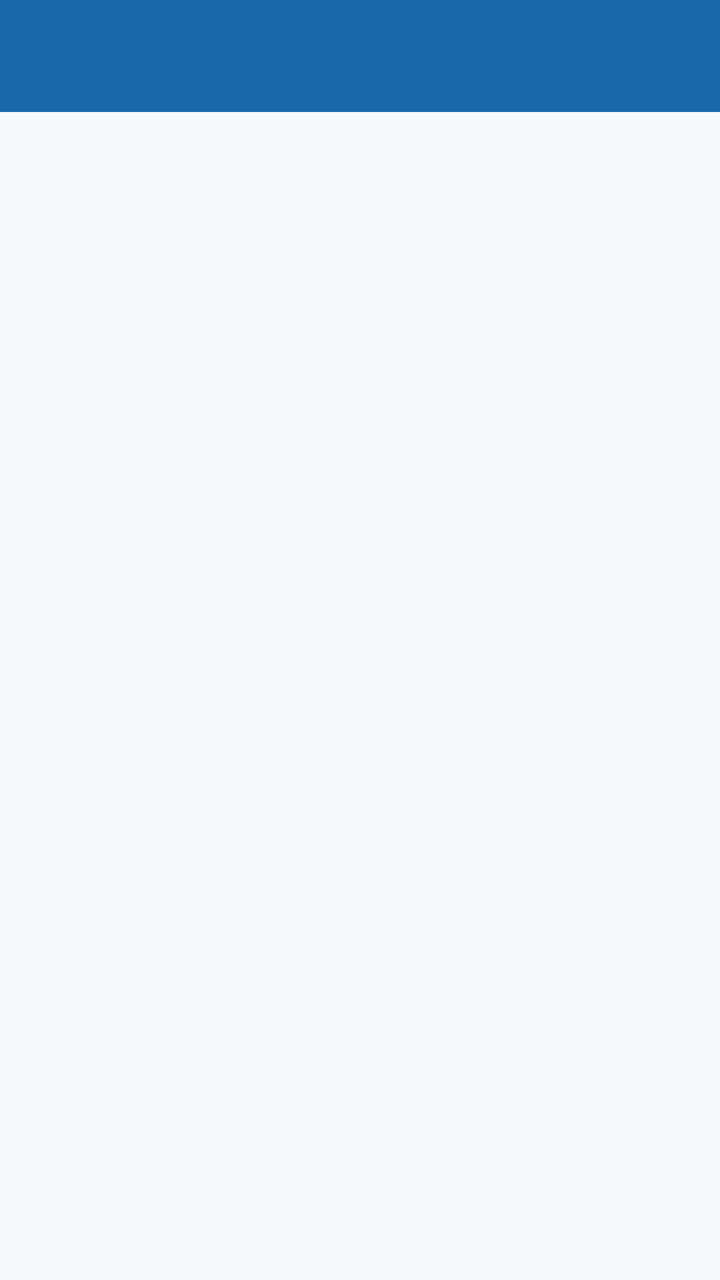
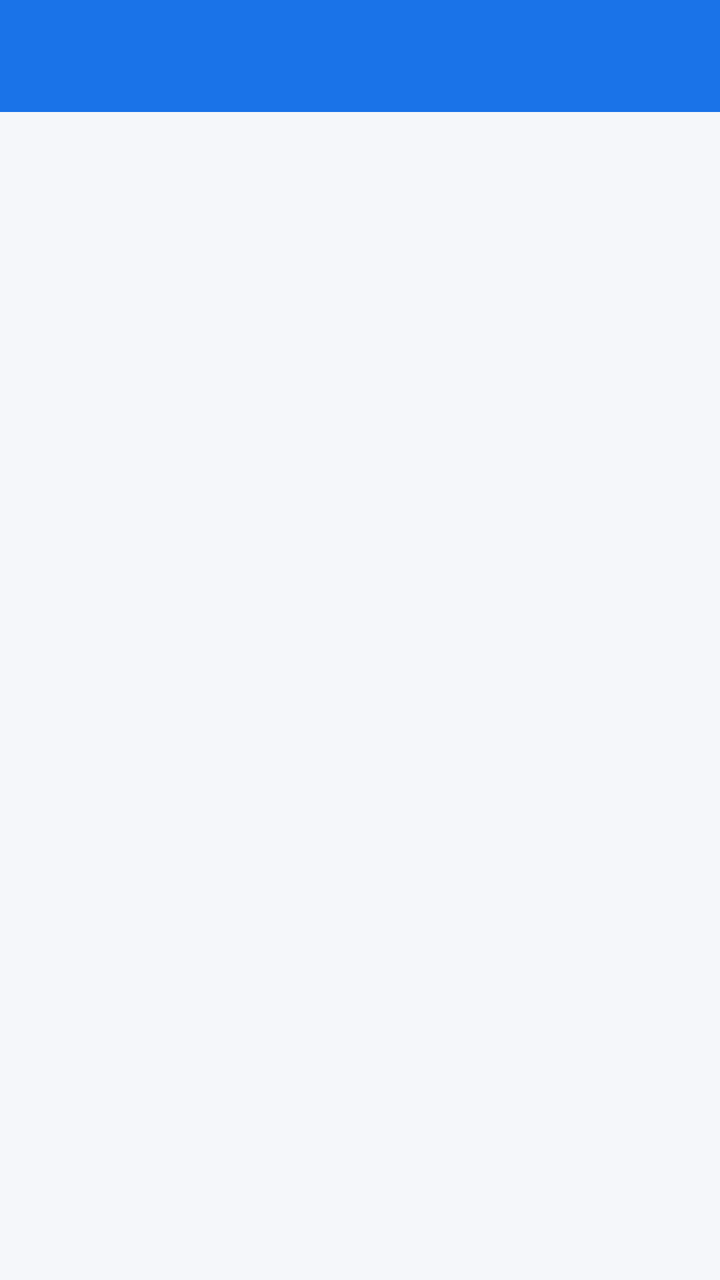

Before-and-after screenshots of an Android layout around one commit, followed by the original layout XML and the change that was made.
<!-- AndroidManifest.xml: application theme Theme.ClassManager -->
<!-- res/layout/activity_container.xml -->
<?xml version="1.0" encoding="utf-8"?>
<LinearLayout xmlns:android="http://schemas.android.com/apk/res/android"
    android:layout_width="match_parent"
    android:layout_height="match_parent"
    android:orientation="vertical">
    <androidx.appcompat.widget.Toolbar
        android:id="@+id/toolbar"
        android:layout_width="match_parent"
        android:layout_height="?attr/actionBarSize"
        android:background="@color/primary"
        android:theme="@style/ThemeOverlay.AppCompat.Dark.ActionBar" />
    <FrameLayout
        android:id="@+id/content"
        android:layout_width="match_parent"
        android:layout_height="0dp"
        android:layout_weight="1" />
</LinearLayout>
<!-- resources referenced by this layout -->
<resources>
  <color name="primary">#1769AA</color>
  <style name="Theme.ClassManager" parent="Theme.AppCompat.Light.NoActionBar">
          <item name="colorPrimary">@color/primary</item>
          <item name="colorPrimaryDark">@color/primary_dark</item>
          <item name="colorAccent">@color/accent</item>
          <item name="android:fontFamily">sans</item>
          <item name="android:windowLightStatusBar">false</item>
          <item name="android:navigationBarColor">@color/surface</item>
          <item name="android:windowBackground">@color/surface</item>
      </style>
  <color name="primary_dark">#0D47A1</color>
  <color name="accent">#1976D2</color>
  <color name="surface">#F6F9FC</color>
</resources>

<!-- the commit's change to res/layout/activity_container.xml (unified diff, before → after) -->
@@ -1,17 +1,37 @@
 <?xml version="1.0" encoding="utf-8"?>
-<LinearLayout xmlns:android="http://schemas.android.com/apk/res/android"
+<androidx.drawerlayout.widget.DrawerLayout xmlns:android="http://schemas.android.com/apk/res/android"
+    android:id="@+id/drawer_layout"
     android:layout_width="match_parent"
-    android:layout_height="match_parent"
-    android:orientation="vertical">
-    <androidx.appcompat.widget.Toolbar
-        android:id="@+id/toolbar"
+    android:layout_height="match_parent">
+    <LinearLayout
         android:layout_width="match_parent"
-        android:layout_height="?attr/actionBarSize"
-        android:background="@color/primary"
-        android:theme="@style/ThemeOverlay.AppCompat.Dark.ActionBar" />
-    <FrameLayout
-        android:id="@+id/content"
-        android:layout_width="match_parent"
-        android:layout_height="0dp"
-        android:layout_weight="1" />
-</LinearLayout>
+        android:layout_height="match_parent"
+        android:orientation="vertical">
+        <androidx.appcompat.widget.Toolbar
+            android:id="@+id/toolbar"
+            android:layout_width="match_parent"
+            android:layout_height="?attr/actionBarSize"
+            android:background="@color/primary"
+            android:theme="@style/ThemeOverlay.AppCompat.Dark.ActionBar" />
+        <FrameLayout
+            android:id="@+id/content"
+            android:layout_width="match_parent"
+            android:layout_height="0dp"
+            android:layout_weight="1" />
+    </LinearLayout>
+    <ScrollView
+        android:id="@+id/navigation_drawer"
+        android:layout_width="300dp"
+        android:layout_height="match_parent"
+        android:layout_gravity="start"
+        android:background="#FFFFFF"
+        android:elevation="12dp"
+        android:fillViewport="true">
+        <LinearLayout
+            android:id="@+id/navigation_items"
+            android:layout_width="match_parent"
+            android:layout_height="wrap_content"
+            android:orientation="vertical"
+            android:padding="16dp" />
+    </ScrollView>
+</androidx.drawerlayout.widget.DrawerLayout>
<!-- resource entries referenced after the edit -->
@@ -1,6 +1,6 @@
 <!-- resources referenced by this layout -->
 <resources>
-  <color name="primary">#1769AA</color>
+  <color name="primary">#1A73E8</color>
   <style name="Theme.ClassManager" parent="Theme.AppCompat.Light.NoActionBar">
           <item name="colorPrimary">@color/primary</item>
           <item name="colorPrimaryDark">@color/primary_dark</item>
@@ -10,8 +10,8 @@
           <item name="android:navigationBarColor">@color/surface</item>
           <item name="android:windowBackground">@color/surface</item>
       </style>
-  <color name="primary_dark">#0D47A1</color>
-  <color name="accent">#1976D2</color>
-  <color name="surface">#F6F9FC</color>
+  <color name="primary_dark">#1557B0</color>
+  <color name="accent">#1A73E8</color>
+  <color name="surface">#F5F7FA</color>
 </resources>
 
